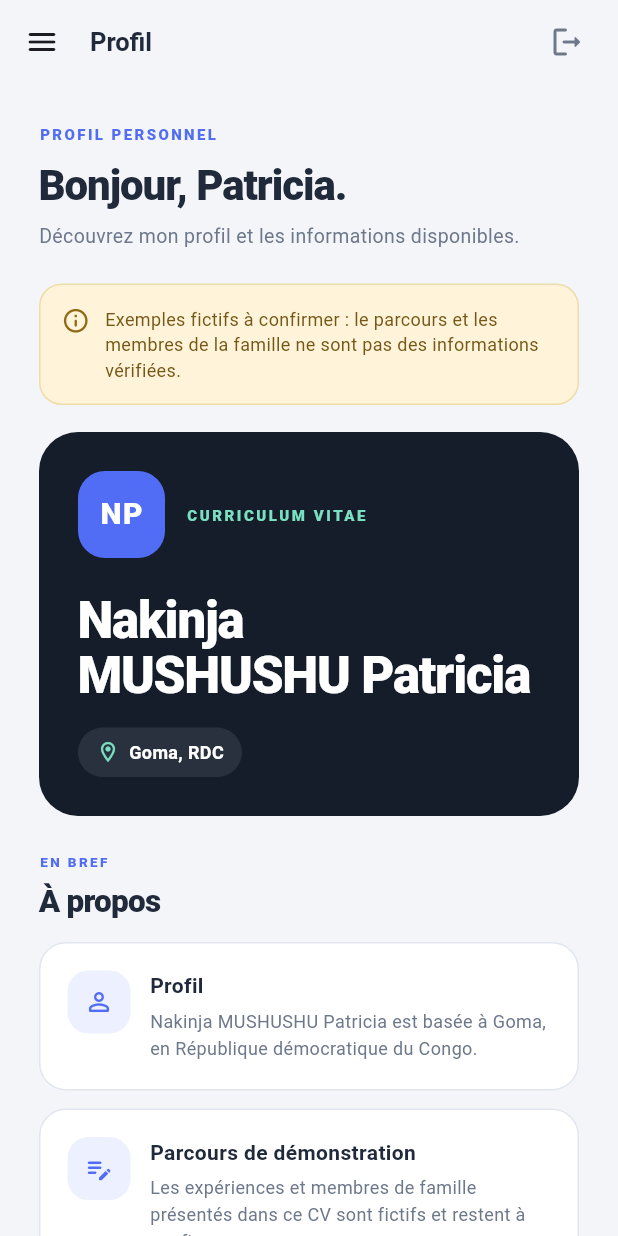
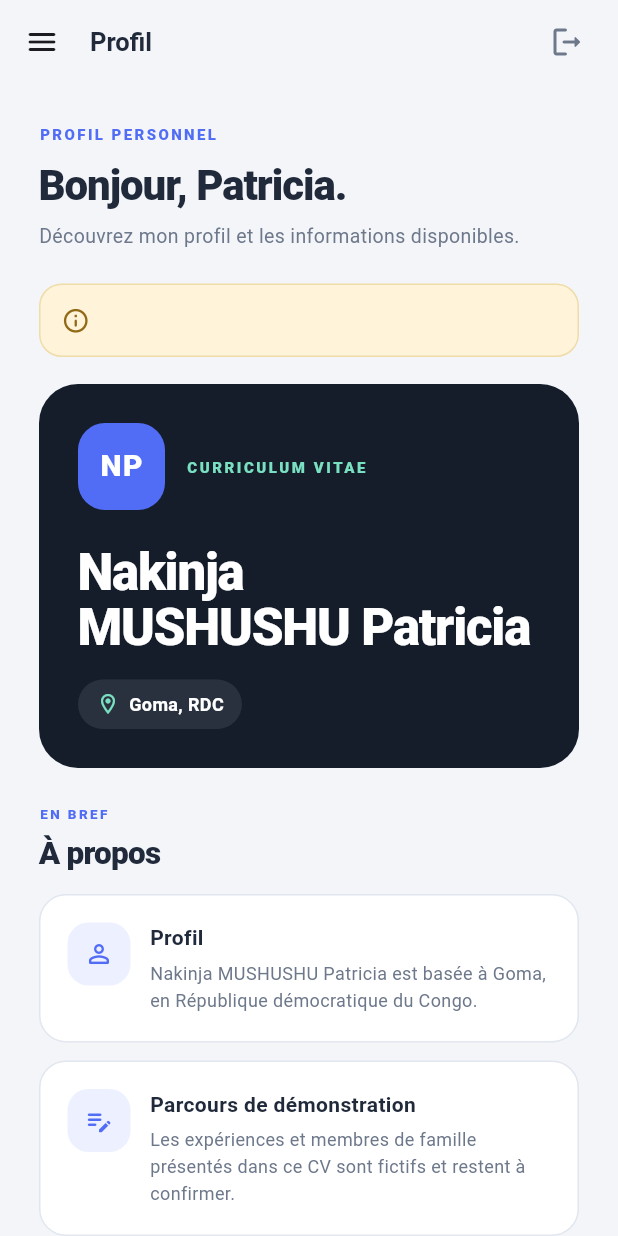
Before and after one commit to patyleonie/cv_flutter_api, a Flutter app: the PortfolioShell screen opened directly with empty values, on a phone screen of 412 x 824 dp. Run offline on Flutter 3.47's test engine with Material 3 defaults, Android fonts, the phone set to English and light mode, and no system bars; our stand-ins replace material_ui.

Commit message:
premier travail

```diff
--- a/lib/main.dart
+++ b/lib/main.dart
@@ -851,16 +851,6 @@ class _SampleDataNotice extends StatelessWidget {
         children: [
           Icon(Icons.info_outline_rounded, color: Color(0xFF916A17), size: 19),
           SizedBox(width: 10),
-          Expanded(
-            child: Text(
-              'Exemples fictifs à confirmer : le parcours et les membres de la famille ne sont pas des informations vérifiées.',
-              style: TextStyle(
-                color: Color(0xFF755816),
-                fontSize: 12,
-                height: 1.45,
-              ),
-            ),
-          ),
         ],
       ),
     );
```
